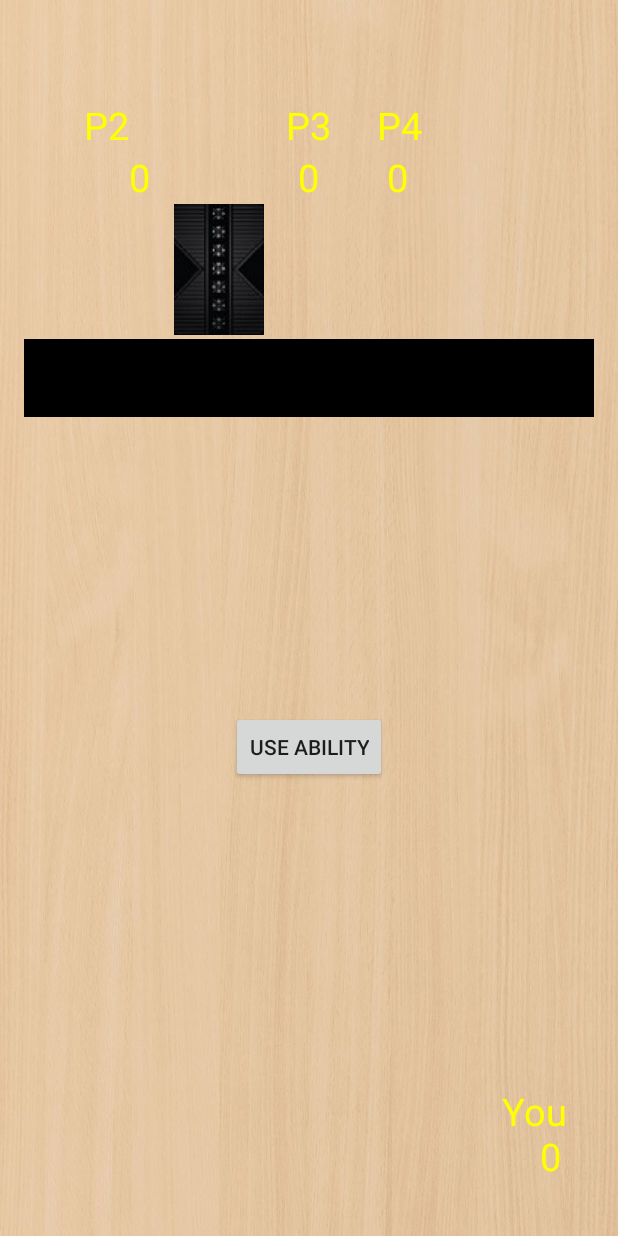
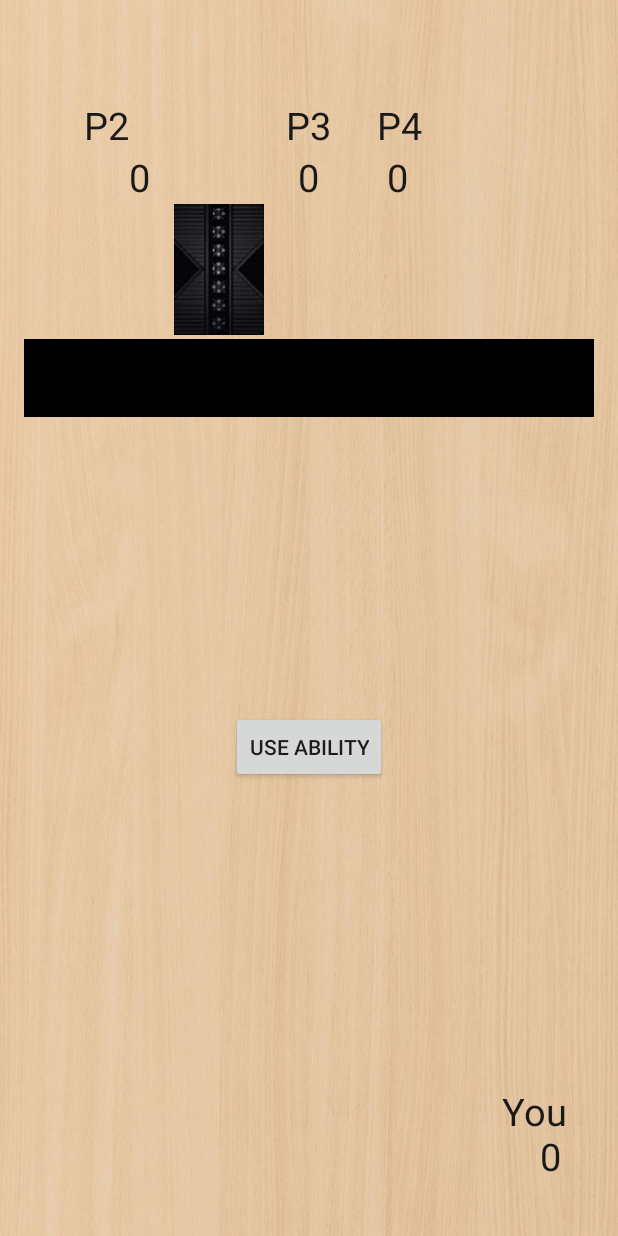
Before and after one commit to cheongyw/Tenten, an Android app: the layout activity_multi_game_4p.xml on its own in the app's theme, with its tools: preview values and no code run, on a phone screen of 412 x 824 dp. Run offline under Robolectric (Android 15) with nearby library versions, the phone set to English and light mode, and no system bars.

```diff
--- a/app/src/main/res/layout/activity_multi_game_4p.xml
+++ b/app/src/main/res/layout/activity_multi_game_4p.xml
@@ -29,7 +29,7 @@
         android:layout_marginTop="50dp"
         android:editable="false"
         android:text="P2"
-        android:textColor="#ffff00"
+        android:textColor="#191919"
         android:textSize="25dp" />
 
     <TextView
@@ -40,7 +40,7 @@
         android:layout_marginTop="50dp"
         android:editable="false"
         android:text="P3"
-        android:textColor="#ffff00"
+        android:textColor="#191919"
         android:textSize="25dp" />
 
     <TextView
@@ -51,7 +51,7 @@
         android:layout_marginTop="50dp"
         android:editable="false"
         android:text="P4"
-        android:textColor="#ffff00"
+        android:textColor="#191919"
         android:textSize="25dp" />
 
     <TextView
@@ -62,7 +62,7 @@
         android:layout_marginLeft="70dp"
         android:editable="false"
         android:text="@string/_0"
-        android:textColor="#ffff00"
+        android:textColor="#191919"
         android:textSize="25dp" />
 
     <TextView
@@ -73,7 +73,7 @@
         android:layout_centerHorizontal="true"
         android:editable="false"
         android:text="@string/_0"
-        android:textColor="#ffff00"
+        android:textColor="#191919"
         android:textSize="25dp" />
 
     <TextView
@@ -84,7 +84,7 @@
         android:layout_marginLeft="242dp"
         android:editable="false"
         android:text="@string/_0"
-        android:textColor="#ffff00"
+        android:textColor="#191919"
         android:textSize="25dp" />
 
     <ImageButton
@@ -191,7 +191,7 @@
         android:layout_marginRight="18dp"
         android:editable="false"
         android:text="@string/your_score"
-        android:textColor="#ffff00"
+        android:textColor="#191919"
         android:textSize="25dp" />
 
     <TextView
@@ -205,7 +205,7 @@
         android:layout_marginRight="22dp"
         android:editable="false"
         android:text="@string/_0"
-        android:textColor="#ffff00"
+        android:textColor="#191919"
         android:textSize="25dp" />
 
     <Button
```
Also changed, not shown: app/src/main/java/com/cheong/tenten/MultiGameActivity.java (+20 -3 lines), app/src/main/java/com/cheong/tenten/waitingRoom.java (+9 -3 lines), app/src/main/res/layout/activity_multi_game.xml (+4 -4 lines).
